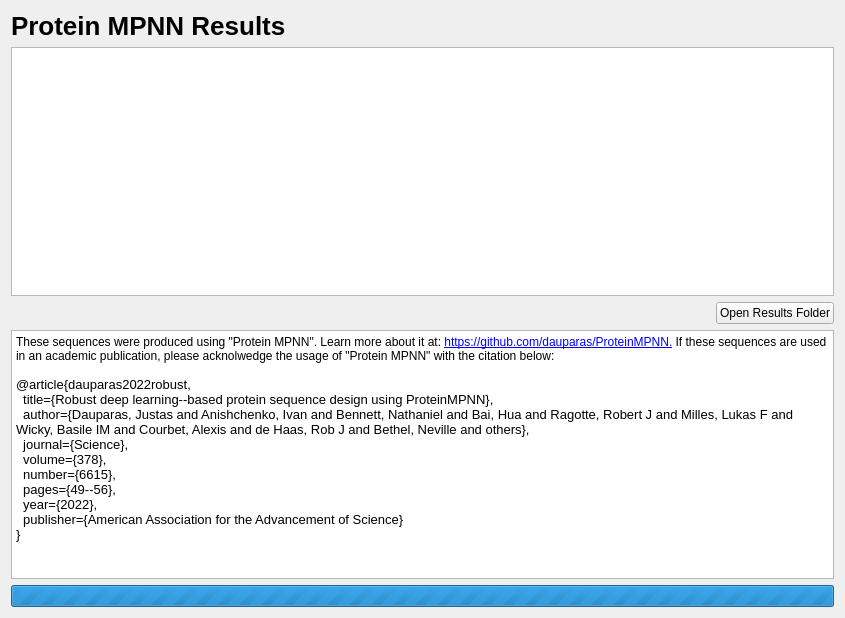
This is cbr/mpnn/visual/MpnnViewer.ui in TUM-CBR/pymol-plugins as Qt 5 draws it before an edit. The edited form follows.
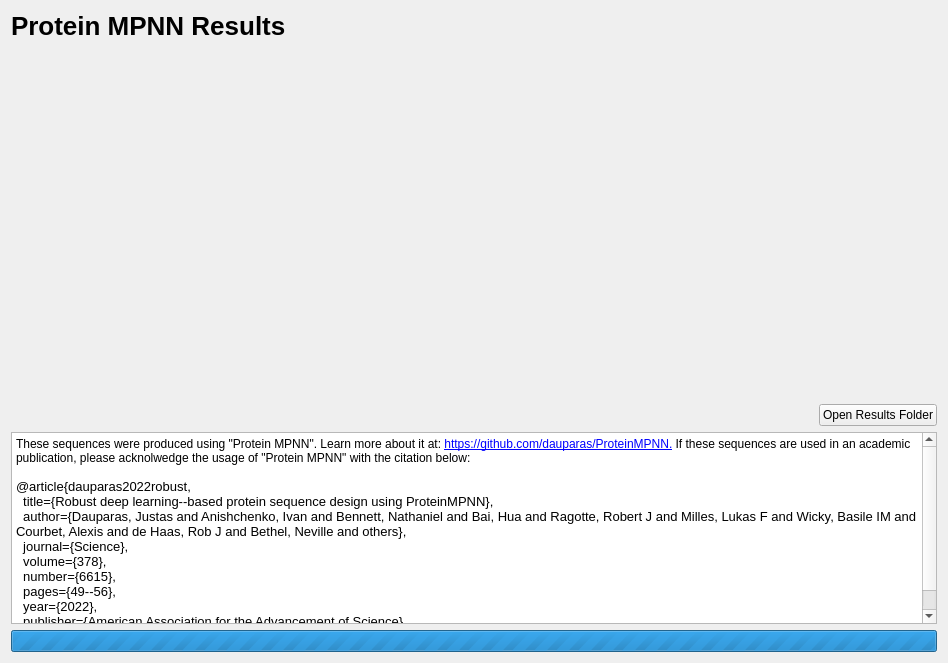
This is the edited form. Custom widgets are drawn as their Qt base class.

Commit message: [FastaViewer] Restore structure on deselect. Allow providing default structures.

```diff
--- a/cbr/mpnn/visual/MpnnViewer.ui
+++ b/cbr/mpnn/visual/MpnnViewer.ui
@@ -6,8 +6,8 @@
    <rect>
     <x>0</x>
     <y>0</y>
-    <width>845</width>
-    <height>618</height>
+    <width>948</width>
+    <height>663</height>
    </rect>
   </property>
   <property name="baseSize">
@@ -19,42 +19,7 @@
   <property name="windowTitle">
    <string>Form</string>
   </property>
-  <layout class="QGridLayout" name="gridLayout">
-   <item row="1" column="0" colspan="3">
-    <widget class="QPlainTextEdit" name="sequencesTextEdit">
-     <property name="readOnly">
-      <bool>true</bool>
-     </property>
-    </widget>
-   </item>
-   <item row="3" column="0" colspan="3">
-    <widget class="QTextEdit" name="textEdit">
-     <property name="readOnly">
-      <bool>true</bool>
-     </property>
-     <property name="html">
-      <string>&lt;!DOCTYPE HTML PUBLIC &quot;-//W3C//DTD HTML 4.0//EN&quot; &quot;http://www.w3.org/TR/REC-html40/strict.dtd&quot;&gt;
-&lt;html&gt;&lt;head&gt;&lt;meta name=&quot;qrichtext&quot; content=&quot;1&quot; /&gt;&lt;meta charset=&quot;utf-8&quot; /&gt;&lt;style type=&quot;text/css&quot;&gt;
-p, li { white-space: pre-wrap; }
-hr { height: 1px; border-width: 0; }
-li.unchecked::marker { content: &quot;\2610&quot;; }
-li.checked::marker { content: &quot;\2612&quot;; }
-&lt;/style&gt;&lt;/head&gt;&lt;body style=&quot; font-family:'Sans Serif'; font-size:9pt; font-weight:400; font-style:normal;&quot;&gt;
-&lt;p style=&quot; margin-top:0px; margin-bottom:0px; margin-left:0px; margin-right:0px; -qt-block-indent:0; text-indent:0px;&quot;&gt;These sequences were produced using &amp;quot;Protein MPNN&amp;quot;. Learn more about it at: &lt;a href=&quot;https://github.com/dauparas/ProteinMPNN&quot;&gt;&lt;span style=&quot; text-decoration: underline; color:#0000ff;&quot;&gt;https://github.com/dauparas/ProteinMPNN.&lt;/span&gt;&lt;/a&gt; If these sequences are used in an academic publication, please acknolwedge the usage of &amp;quot;Protein MPNN&amp;quot; with the citation below:&lt;/p&gt;
-&lt;p style=&quot;-qt-paragraph-type:empty; margin-top:0px; margin-bottom:0px; margin-left:0px; margin-right:0px; -qt-block-indent:0; text-indent:0px;&quot;&gt;&lt;br /&gt;&lt;/p&gt;
-&lt;p style=&quot; margin-top:0px; margin-bottom:0px; margin-left:0px; margin-right:0px; -qt-block-indent:0; text-indent:0px;&quot;&gt;&lt;span style=&quot; font-size:10pt;&quot;&gt;@article{dauparas2022robust,&lt;/span&gt;&lt;/p&gt;
-&lt;p style=&quot; margin-top:0px; margin-bottom:0px; margin-left:0px; margin-right:0px; -qt-block-indent:0; text-indent:0px;&quot;&gt;&lt;span style=&quot; font-size:10pt;&quot;&gt;  title={Robust deep learning--based protein sequence design using ProteinMPNN},&lt;/span&gt;&lt;/p&gt;
-&lt;p style=&quot; margin-top:0px; margin-bottom:0px; margin-left:0px; margin-right:0px; -qt-block-indent:0; text-indent:0px;&quot;&gt;&lt;span style=&quot; font-size:10pt;&quot;&gt;  author={Dauparas, Justas and Anishchenko, Ivan and Bennett, Nathaniel and Bai, Hua and Ragotte, Robert J and Milles, Lukas F and Wicky, Basile IM and Courbet, Alexis and de Haas, Rob J and Bethel, Neville and others},&lt;/span&gt;&lt;/p&gt;
-&lt;p style=&quot; margin-top:0px; margin-bottom:0px; margin-left:0px; margin-right:0px; -qt-block-indent:0; text-indent:0px;&quot;&gt;&lt;span style=&quot; font-size:10pt;&quot;&gt;  journal={Science},&lt;/span&gt;&lt;/p&gt;
-&lt;p style=&quot; margin-top:0px; margin-bottom:0px; margin-left:0px; margin-right:0px; -qt-block-indent:0; text-indent:0px;&quot;&gt;&lt;span style=&quot; font-size:10pt;&quot;&gt;  volume={378},&lt;/span&gt;&lt;/p&gt;
-&lt;p style=&quot; margin-top:0px; margin-bottom:0px; margin-left:0px; margin-right:0px; -qt-block-indent:0; text-indent:0px;&quot;&gt;&lt;span style=&quot; font-size:10pt;&quot;&gt;  number={6615},  &lt;/span&gt;&lt;/p&gt;
-&lt;p style=&quot; margin-top:0px; margin-bottom:0px; margin-left:0px; margin-right:0px; -qt-block-indent:0; text-indent:0px;&quot;&gt;&lt;span style=&quot; font-size:10pt;&quot;&gt;  pages={49--56},&lt;/span&gt;&lt;/p&gt;
-&lt;p style=&quot; margin-top:0px; margin-bottom:0px; margin-left:0px; margin-right:0px; -qt-block-indent:0; text-indent:0px;&quot;&gt;&lt;span style=&quot; font-size:10pt;&quot;&gt;  year={2022},&lt;/span&gt;&lt;/p&gt;
-&lt;p style=&quot; margin-top:0px; margin-bottom:0px; margin-left:0px; margin-right:0px; -qt-block-indent:0; text-indent:0px;&quot;&gt;&lt;span style=&quot; font-size:10pt;&quot;&gt;  publisher={American Association for the Advancement of Science}&lt;/span&gt;&lt;/p&gt;
-&lt;p style=&quot; margin-top:0px; margin-bottom:0px; margin-left:0px; margin-right:0px; -qt-block-indent:0; text-indent:0px;&quot;&gt;&lt;span style=&quot; font-size:10pt;&quot;&gt;}&lt;/span&gt;&lt;/p&gt;&lt;/body&gt;&lt;/html&gt;</string>
-     </property>
-    </widget>
-   </item>
+  <layout class="QGridLayout" name="gridLayout" rowstretch="0,1,0,0,0">
    <item row="2" column="2">
     <widget class="QPushButton" name="resultsFolderButton">
      <property name="text">
@@ -90,14 +55,66 @@
      </property>
      <property name="sizeHint" stdset="0">
       <size>
-       <width>40</width>
+       <width>800</width>
        <height>20</height>
       </size>
      </property>
     </spacer>
    </item>
+   <item row="3" column="0" colspan="3">
+    <widget class="QTextEdit" name="textEdit">
+     <property name="baseSize">
+      <size>
+       <width>800</width>
+       <height>0</height>
+      </size>
+     </property>
+     <property name="readOnly">
+      <bool>true</bool>
+     </property>
+     <property name="html">
+      <string>&lt;!DOCTYPE HTML PUBLIC &quot;-//W3C//DTD HTML 4.0//EN&quot; &quot;http://www.w3.org/TR/REC-html40/strict.dtd&quot;&gt;
+&lt;html&gt;&lt;head&gt;&lt;meta name=&quot;qrichtext&quot; content=&quot;1&quot; /&gt;&lt;meta charset=&quot;utf-8&quot; /&gt;&lt;style type=&quot;text/css&quot;&gt;
+p, li { white-space: pre-wrap; }
+hr { height: 1px; border-width: 0; }
+li.unchecked::marker { content: &quot;\2610&quot;; }
+li.checked::marker { content: &quot;\2612&quot;; }
+&lt;/style&gt;&lt;/head&gt;&lt;body style=&quot; font-family:'Sans Serif'; font-size:9pt; font-weight:400; font-style:normal;&quot;&gt;
+&lt;p style=&quot; margin-top:0px; margin-bottom:0px; margin-left:0px; margin-right:0px; -qt-block-indent:0; text-indent:0px;&quot;&gt;These sequences were produced using &amp;quot;Protein MPNN&amp;quot;. Learn more about it at: &lt;a href=&quot;https://github.com/dauparas/ProteinMPNN&quot;&gt;&lt;span style=&quot; text-decoration: underline; color:#0000ff;&quot;&gt;https://github.com/dauparas/ProteinMPNN.&lt;/span&gt;&lt;/a&gt; If these sequences are used in an academic publication, please acknolwedge the usage of &amp;quot;Protein MPNN&amp;quot; with the citation below:&lt;/p&gt;
+&lt;p style=&quot;-qt-paragraph-type:empty; margin-top:0px; margin-bottom:0px; margin-left:0px; margin-right:0px; -qt-block-indent:0; text-indent:0px;&quot;&gt;&lt;br /&gt;&lt;/p&gt;
+&lt;p style=&quot; margin-top:0px; margin-bottom:0px; margin-left:0px; margin-right:0px; -qt-block-indent:0; text-indent:0px;&quot;&gt;&lt;span style=&quot; font-size:10pt;&quot;&gt;@article{dauparas2022robust,&lt;/span&gt;&lt;/p&gt;
+&lt;p style=&quot; margin-top:0px; margin-bottom:0px; margin-left:0px; margin-right:0px; -qt-block-indent:0; text-indent:0px;&quot;&gt;&lt;span style=&quot; font-size:10pt;&quot;&gt;  title={Robust deep learning--based protein sequence design using ProteinMPNN},&lt;/span&gt;&lt;/p&gt;
+&lt;p style=&quot; margin-top:0px; margin-bottom:0px; margin-left:0px; margin-right:0px; -qt-block-indent:0; text-indent:0px;&quot;&gt;&lt;span style=&quot; font-size:10pt;&quot;&gt;  author={Dauparas, Justas and Anishchenko, Ivan and Bennett, Nathaniel and Bai, Hua and Ragotte, Robert J and Milles, Lukas F and Wicky, Basile IM and Courbet, Alexis and de Haas, Rob J and Bethel, Neville and others},&lt;/span&gt;&lt;/p&gt;
+&lt;p style=&quot; margin-top:0px; margin-bottom:0px; margin-left:0px; margin-right:0px; -qt-block-indent:0; text-indent:0px;&quot;&gt;&lt;span style=&quot; font-size:10pt;&quot;&gt;  journal={Science},&lt;/span&gt;&lt;/p&gt;
+&lt;p style=&quot; margin-top:0px; margin-bottom:0px; margin-left:0px; margin-right:0px; -qt-block-indent:0; text-indent:0px;&quot;&gt;&lt;span style=&quot; font-size:10pt;&quot;&gt;  volume={378},&lt;/span&gt;&lt;/p&gt;
+&lt;p style=&quot; margin-top:0px; margin-bottom:0px; margin-left:0px; margin-right:0px; -qt-block-indent:0; text-indent:0px;&quot;&gt;&lt;span style=&quot; font-size:10pt;&quot;&gt;  number={6615},  &lt;/span&gt;&lt;/p&gt;
+&lt;p style=&quot; margin-top:0px; margin-bottom:0px; margin-left:0px; margin-right:0px; -qt-block-indent:0; text-indent:0px;&quot;&gt;&lt;span style=&quot; font-size:10pt;&quot;&gt;  pages={49--56},&lt;/span&gt;&lt;/p&gt;
+&lt;p style=&quot; margin-top:0px; margin-bottom:0px; margin-left:0px; margin-right:0px; -qt-block-indent:0; text-indent:0px;&quot;&gt;&lt;span style=&quot; font-size:10pt;&quot;&gt;  year={2022},&lt;/span&gt;&lt;/p&gt;
+&lt;p style=&quot; margin-top:0px; margin-bottom:0px; margin-left:0px; margin-right:0px; -qt-block-indent:0; text-indent:0px;&quot;&gt;&lt;span style=&quot; font-size:10pt;&quot;&gt;  publisher={American Association for the Advancement of Science}&lt;/span&gt;&lt;/p&gt;
+&lt;p style=&quot; margin-top:0px; margin-bottom:0px; margin-left:0px; margin-right:0px; -qt-block-indent:0; text-indent:0px;&quot;&gt;&lt;span style=&quot; font-size:10pt;&quot;&gt;}&lt;/span&gt;&lt;/p&gt;&lt;/body&gt;&lt;/html&gt;</string>
+     </property>
+    </widget>
+   </item>
+   <item row="1" column="1" colspan="2">
+    <widget class="FastaViewer" name="fastaViewer" native="true">
+     <property name="baseSize">
+      <size>
+       <width>800</width>
+       <height>0</height>
+      </size>
+     </property>
+    </widget>
+   </item>
   </layout>
  </widget>
+ <customwidgets>
+  <customwidget>
+   <class>FastaViewer</class>
+   <extends>QWidget</extends>
+   <header>...support.fasta.visual.FastaViewer</header>
+   <container>1</container>
+  </customwidget>
+ </customwidgets>
  <resources/>
  <connections/>
 </ui>
```
Left out of the diff: 6 changed lines with no effect on the pictures. The commit also changes 7 other files.
